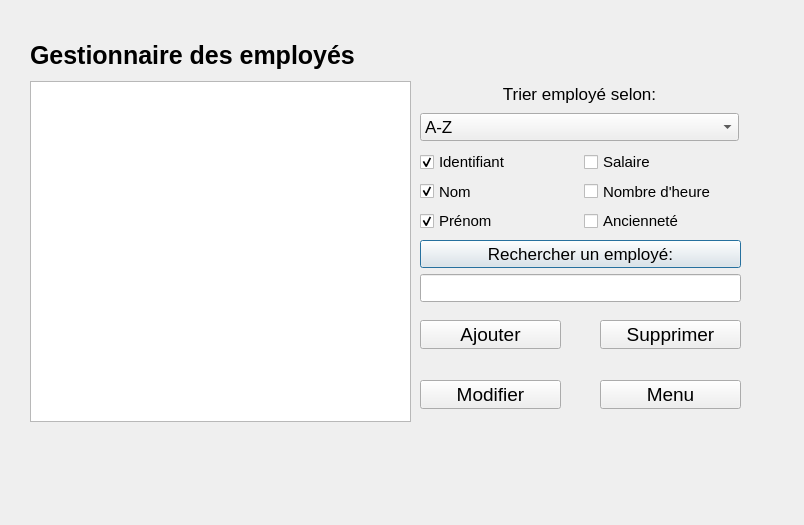
The window that UI/MenuEmploye.ui (LePerron/Application-gestion-employes-projet-session-2023) describes before a commit, drawn with Qt 5.
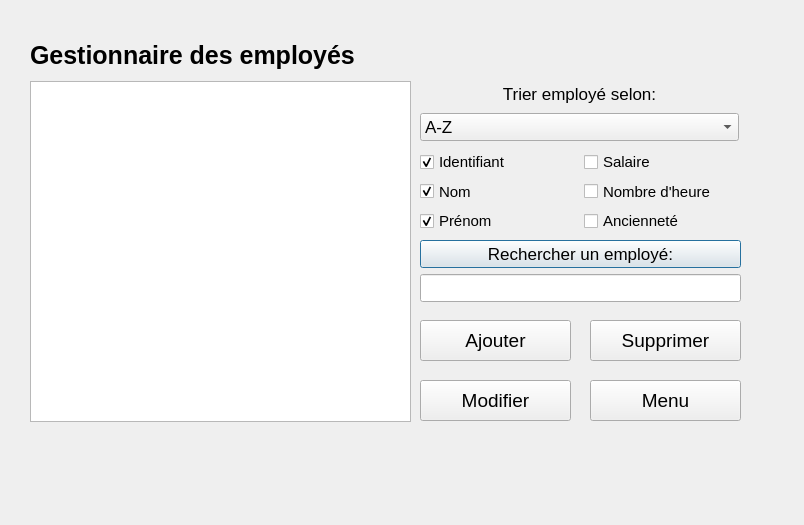
The same window after the commit.

Patch:
```diff
--- a/UI/MenuEmploye.ui
+++ b/UI/MenuEmploye.ui
@@ -227,8 +227,8 @@
     <rect>
      <x>420</x>
      <y>320</y>
-     <width>141</width>
-     <height>29</height>
+     <width>151</width>
+     <height>41</height>
     </rect>
    </property>
    <property name="sizePolicy">
@@ -251,8 +251,8 @@
     <rect>
      <x>420</x>
      <y>380</y>
-     <width>141</width>
-     <height>29</height>
+     <width>151</width>
+     <height>41</height>
     </rect>
    </property>
    <property name="sizePolicy">
@@ -273,10 +273,10 @@
   <widget class="QPushButton" name="pushButtonSupprimerEmploye">
    <property name="geometry">
     <rect>
-     <x>600</x>
+     <x>590</x>
      <y>320</y>
-     <width>141</width>
-     <height>29</height>
+     <width>151</width>
+     <height>41</height>
     </rect>
    </property>
    <property name="sizePolicy">
@@ -297,10 +297,10 @@
   <widget class="QPushButton" name="pushButtonRetournerMenu">
    <property name="geometry">
     <rect>
-     <x>600</x>
+     <x>590</x>
      <y>380</y>
-     <width>141</width>
-     <height>29</height>
+     <width>151</width>
+     <height>41</height>
     </rect>
    </property>
    <property name="sizePolicy">
```
